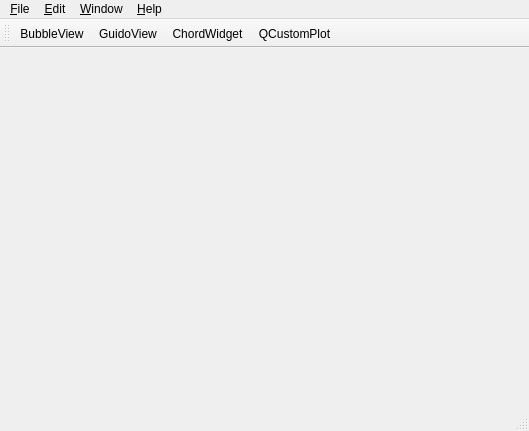
The window that gui/mainwindow.ui (Meisterschueler/meisterschueler-qt) describes before a commit, drawn with Qt 5.
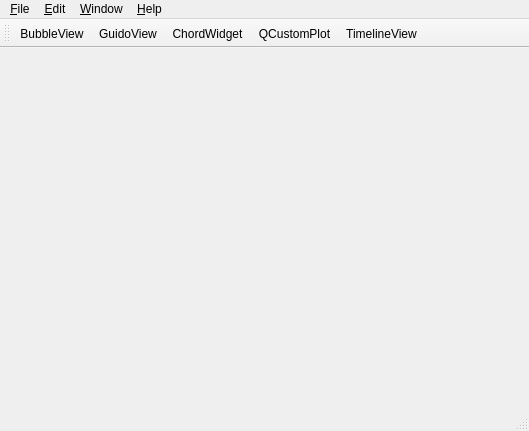
The same window after the commit.

Diff of the .ui file:
```diff
--- a/gui/mainwindow.ui
+++ b/gui/mainwindow.ui
@@ -69,6 +69,7 @@
    <addaction name="actionGuidoView"/>
    <addaction name="actionChordWidget"/>
    <addaction name="actionActionQCustomPlot"/>
+   <addaction name="actionTimelineView"/>
   </widget>
   <widget class="QStatusBar" name="statusBar"/>
   <action name="actionFull_Screen">
@@ -138,6 +139,11 @@
     <string>QCustomPlot</string>
    </property>
   </action>
+  <action name="actionTimelineView">
+   <property name="text">
+    <string>TimelineView</string>
+   </property>
+  </action>
  </widget>
  <layoutdefault spacing="6" margin="11"/>
  <resources/>
```
Left out of the diff: 2 changed lines with no effect on the pictures.
